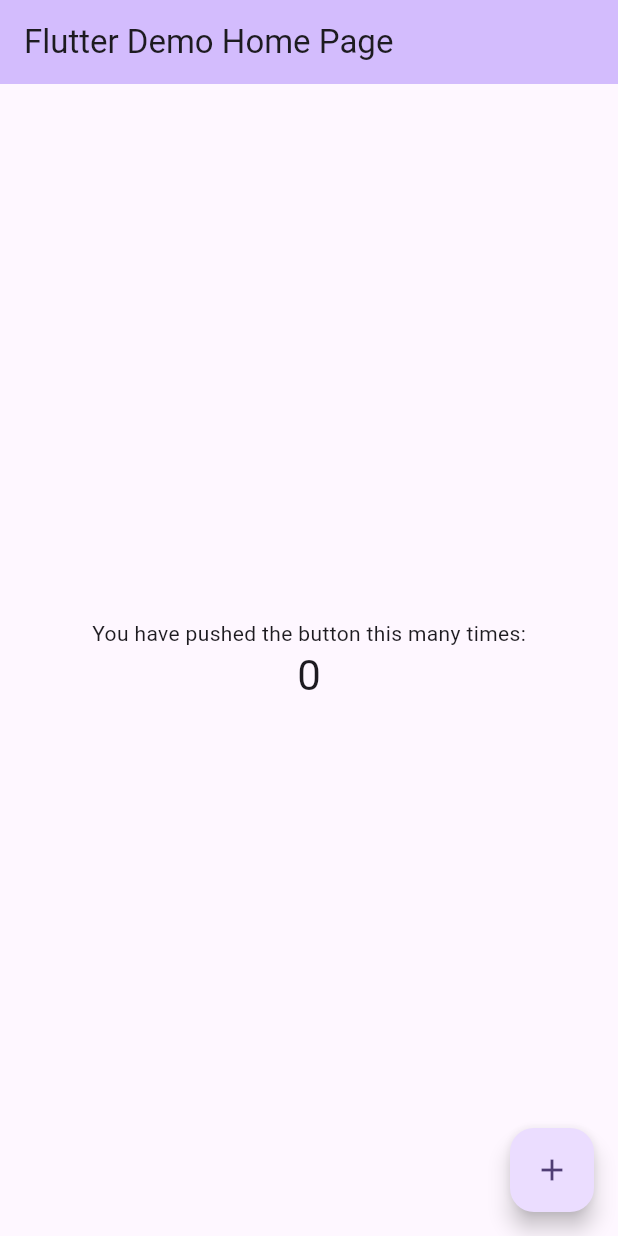
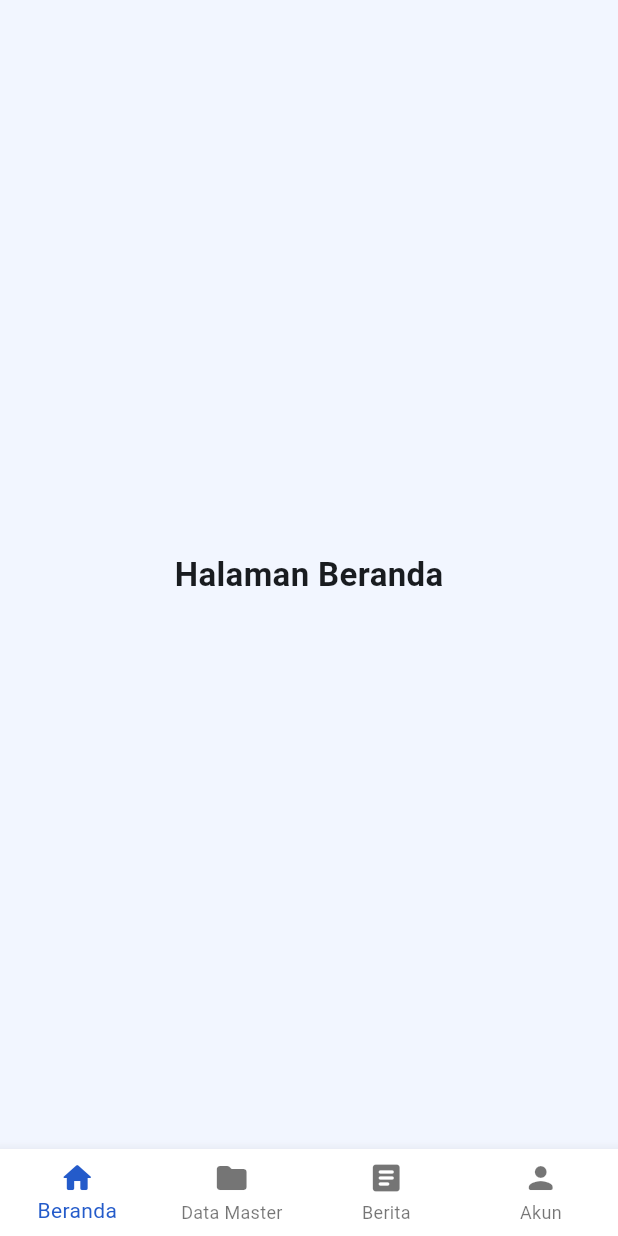
Before and after one commit to iqbrak/TanonApp, a Flutter app: the screen it shows after launch, on a phone screen of 412 x 824 dp. Run offline on Flutter 3.47's test engine with Material 3 defaults, Android fonts, the phone set to English and light mode, and no system bars.

Commit message:
chore: set up base folder structure for perangkat desa

```diff
--- a/lib/main.dart
+++ b/lib/main.dart
@@ -1,4 +1,5 @@
 import 'package:flutter/material.dart';
+import 'modules/perangkat_desa/main.dart';
 
 void main() {
   runApp(const MyApp());
@@ -7,116 +8,17 @@ void main() {
 class MyApp extends StatelessWidget {
   const MyApp({super.key});
 
-  // This widget is the root of your application.
   @override
   Widget build(BuildContext context) {
     return MaterialApp(
-      title: 'Flutter Demo',
+      debugShowCheckedModeBanner: false,
+      title: 'Perangkat Desa App',
       theme: ThemeData(
-        // This is the theme of your application.
-        //
-        // TRY THIS: Try running your application with "flutter run". You'll see
-        // the application has a purple toolbar. Then, without quitting the app,
-        // try changing the seedColor in the colorScheme below to Colors.green
-        // and then invoke "hot reload" (save your changes or press the "hot
-        // reload" button in a Flutter-supported IDE, or press "r" if you used
-        // the command line to start the app).
-        //
-        // Notice that the counter didn't reset back to zero; the application
-        // state is not lost during the reload. To reset the state, use hot
-        // restart instead.
-        //
-        // This works for code too, not just values: Most code changes can be
-        // tested with just a hot reload.
-        colorScheme: ColorScheme.fromSeed(seedColor: Colors.deepPurple),
+        scaffoldBackgroundColor: const Color.fromARGB(255,242,246,255),
+        colorScheme: ColorScheme.fromSeed(seedColor: Colors.blue),
+        useMaterial3: true,
       ),
-      home: const MyHomePage(title: 'Flutter Demo Home Page'),
+      home: const PerangkatDesaMain(),
     );
   }
 }
-
-class MyHomePage extends StatefulWidget {
-  const MyHomePage({super.key, required this.title});
-
-  // This widget is the home page of your application. It is stateful, meaning
-  // that it has a State object (defined below) that contains fields that affect
-  // how it looks.
-
-  // This class is the configuration for the state. It holds the values (in this
-  // case the title) provided by the parent (in this case the App widget) and
-  // used by the build method of the State. Fields in a Widget subclass are
-  // always marked "final".
-
-  final String title;
-
-  @override
-  State<MyHomePage> createState() => _MyHomePageState();
-}
-
-class _MyHomePageState extends State<MyHomePage> {
-  int _counter = 0;
-
-  void _incrementCounter() {
-    setState(() {
-      // This call to setState tells the Flutter framework that something has
-      // changed in this State, which causes it to rerun the build method below
-      // so that the display can reflect the updated values. If we changed
-      // _counter without calling setState(), then the build method would not be
-      // called again, and so nothing would appear to happen.
-      _counter++;
-    });
-  }
-
-  @override
-  Widget build(BuildContext context) {
-    // This method is rerun every time setState is called, for instance as done
-    // by the _incrementCounter method above.
-    //
-    // The Flutter framework has been optimized to make rerunning build methods
-    // fast, so that you can just rebuild anything that needs updating rather
-    // than having to individually change instances of widgets.
-    return Scaffold(
-      appBar: AppBar(
-        // TRY THIS: Try changing the color here to a specific color (to
-        // Colors.amber, perhaps?) and trigger a hot reload to see the AppBar
-        // change color while the other colors stay the same.
-        backgroundColor: Theme.of(context).colorScheme.inversePrimary,
-        // Here we take the value from the MyHomePage object that was created by
-        // the App.build method, and use it to set our appbar title.
-        title: Text(widget.title),
-      ),
-      body: Center(
-        // Center is a layout widget. It takes a single child and positions it
-        // in the middle of the parent.
-        child: Column(
-          // Column is also a layout widget. It takes a list of children and
-          // arranges them vertically. By default, it sizes itself to fit its
-          // children horizontally, and tries to be as tall as its parent.
-          //
-          // Column has various properties to control how it sizes itself and
-          // how it positions its children. Here we use mainAxisAlignment to
-          // center the children vertically; the main axis here is the vertical
-          // axis because Columns are vertical (the cross axis would be
-          // horizontal).
-          //
-          // TRY THIS: Invoke "debug painting" (choose the "Toggle Debug Paint"
-          // action in the IDE, or press "p" in the console), to see the
-          // wireframe for each widget.
-          mainAxisAlignment: MainAxisAlignment.center,
-          children: <Widget>[
-            const Text('You have pushed the button this many times:'),
-            Text(
-              '$_counter',
-              style: Theme.of(context).textTheme.headlineMedium,
-            ),
-          ],
-        ),
-      ),
-      floatingActionButton: FloatingActionButton(
-        onPressed: _incrementCounter,
-        tooltip: 'Increment',
-        child: const Icon(Icons.add),
-      ), // This trailing comma makes auto-formatting nicer for build methods.
-    );
-  }
-}
--- /dev/null
+++ b/lib/modules/perangkat_desa/main.dart
@@ -0,0 +1,62 @@
+import 'package:flutter/material.dart';
+import 'pages/beranda.dart';
+import 'pages/data.dart';
+import 'pages/berita.dart';
+import 'pages/akun.dart';
+
+class PerangkatDesaMain extends StatefulWidget {
+  const PerangkatDesaMain({super.key});
+
+  @override
+  State<PerangkatDesaMain> createState() => _PerangkatDesaMainState();
+}
+
+class _PerangkatDesaMainState extends State<PerangkatDesaMain> {
+  int _selectedIndex = 0;
+
+  final List<Widget> _pages = const [
+    BerandaPage(),
+    DataMasterPage(),
+    BeritaPage(),
+    AkunPage(),
+  ];
+
+  void _onItemTapped(int index) {
+    setState(() {
+      _selectedIndex = index;
+    });
+  }
+
+  @override
+  Widget build(BuildContext context) {
+    return Scaffold(
+      backgroundColor: const Color(0xFFF2F6FF),
+      body: _pages[_selectedIndex],
+      bottomNavigationBar: BottomNavigationBar(
+        type: BottomNavigationBarType.fixed,
+        backgroundColor: Colors.white,
+        currentIndex: _selectedIndex,
+        selectedItemColor: const Color.fromARGB(255, 36, 91, 202),
+        onTap: _onItemTapped,
+        items: const [
+          BottomNavigationBarItem(
+            icon: Icon(Icons.home_rounded),
+            label: 'Beranda',
+          ),
+          BottomNavigationBarItem(
+            icon: Icon(Icons.folder_rounded),
+            label: 'Data Master',
+          ),
+          BottomNavigationBarItem(
+            icon: Icon(Icons.article_rounded),
+            label: 'Berita',
+          ),
+          BottomNavigationBarItem(
+            icon: Icon(Icons.person_rounded),
+            label: 'Akun',
+          ),
+        ],
+      ),
+    );
+  }
+}
--- /dev/null
+++ b/lib/modules/perangkat_desa/pages/beranda.dart
@@ -0,0 +1,15 @@
+import 'package:flutter/material.dart';
+
+class BerandaPage extends StatelessWidget {
+  const BerandaPage({super.key});
+
+  @override
+  Widget build(BuildContext context) {
+    return const Center(
+      child: Text(
+        'Halaman Beranda',
+        style: TextStyle(fontSize: 22, fontWeight: FontWeight.bold),
+      ),
+    );
+  }
+}
```
Also changed, not shown: lib/modules/perangkat_desa/pages/akun.dart (added, +15 -0 lines), lib/modules/perangkat_desa/pages/berita.dart (added, +15 -0 lines), lib/modules/perangkat_desa/pages/data.dart (added, +15 -0 lines).
